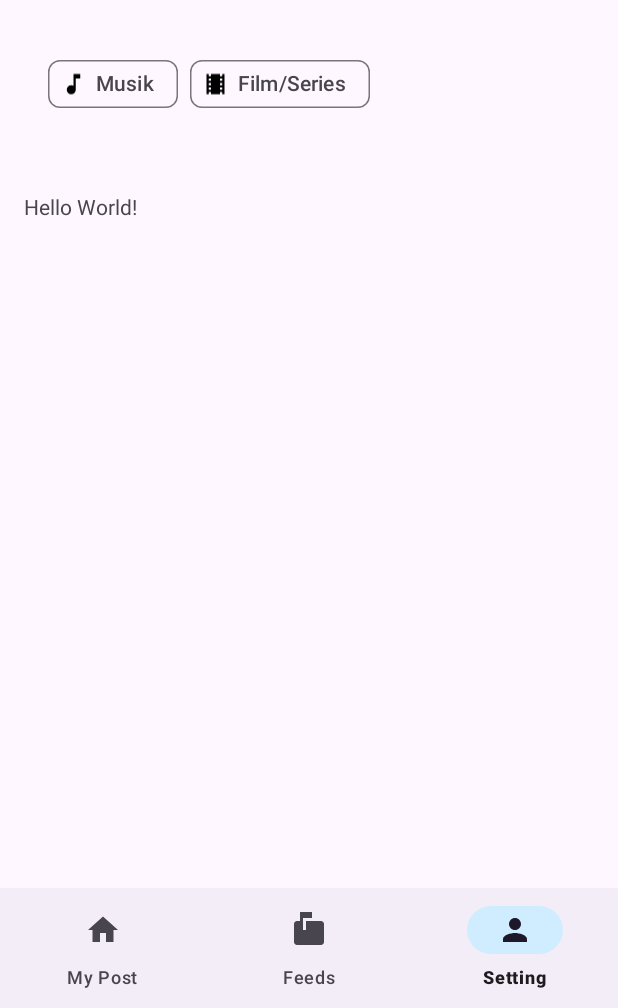
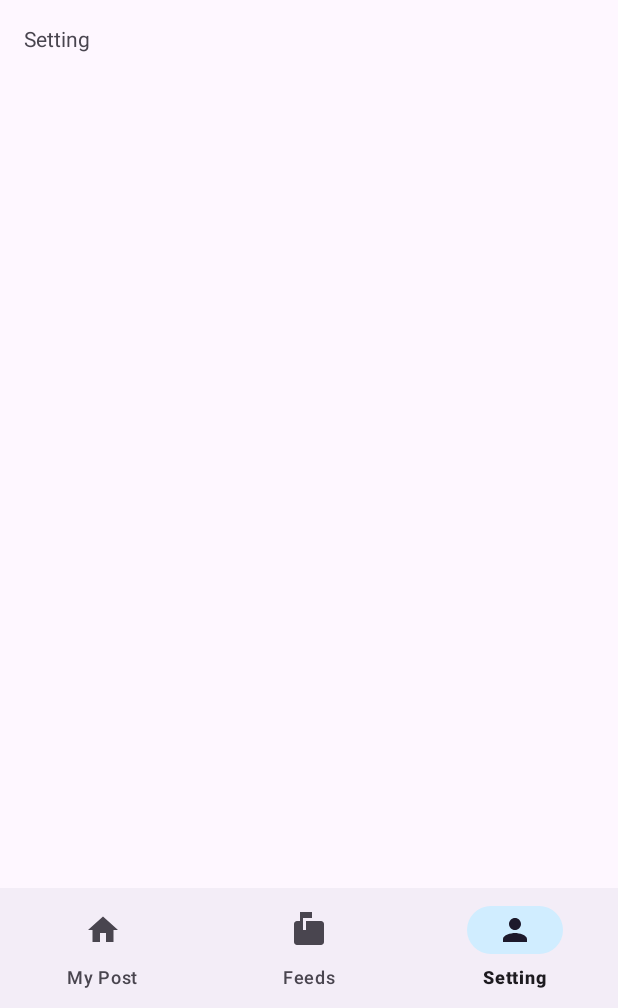
Before and after one commit to supimadi/answerme, an Android app: the screen it shows after launch (MainActivity), item 3 of the bottom bar chosen, on a phone screen of 412 x 824 dp, the part 228-1236 px from its top. Run offline under Robolectric (Android 15) with nearby library versions, the phone set to English and light mode, and no system bars.

Commit message:
add functionality to the bottom menu

```diff
--- a/app/src/main/java/org/d3if3038/answerme/MainActivity.kt
+++ b/app/src/main/java/org/d3if3038/answerme/MainActivity.kt
@@ -1,14 +1,41 @@
 package org.d3if3038.answerme
 
-import android.content.Intent
+import android.os.Bundle
 import androidx.appcompat.app.AppCompatActivity
-import android.os.Bundle
+import androidx.navigation.NavController
+import androidx.navigation.findNavController
+import org.d3if3038.answerme.databinding.ActivityMainBinding
 
 class MainActivity : AppCompatActivity() {
+    private lateinit var navContoller: NavController
+    private lateinit var binding: ActivityMainBinding
+
     override fun onCreate(savedInstanceState: Bundle?) {
         super.onCreate(savedInstanceState)
-        setContentView(R.layout.activity_main)
+        binding = ActivityMainBinding.inflate(layoutInflater)
+        setContentView(binding.root)
 
-        startActivity(Intent(this, OnBoardingActivity::class.java))
+        navContoller = findNavController(R.id.mainContainerFragment)
+
+        binding.bottomNavigation.setOnItemSelectedListener {
+            when(it.itemId) {
+                R.id.menuSetting -> {
+                    navContoller.navigate(R.id.settingFragment)
+                    true
+                }
+                R.id.menuFeeds -> {
+                    navContoller.navigate(R.id.feedsFragment)
+                    true
+                }
+                R.id.menuMyPost -> {
+                    navContoller.navigate(R.id.myPostFragment)
+                    true
+                }
+
+                else -> false
+            }
+        }
+
+
     }
 }
--- /dev/null
+++ b/app/src/main/java/org/d3if3038/answerme/ui/FeedsFragment.kt
@@ -0,0 +1,22 @@
+package org.d3if3038.answerme.ui
+
+import android.os.Bundle
+import android.view.LayoutInflater
+import android.view.View
+import android.view.ViewGroup
+import androidx.fragment.app.Fragment
+import org.d3if3038.answerme.databinding.FragmentFeedsBinding
+
+class FeedsFragment : Fragment() {
+    private lateinit var binding: FragmentFeedsBinding
+
+    override fun onCreateView(
+        inflater: LayoutInflater,
+        container: ViewGroup?,
+        savedInstanceState: Bundle?
+    ): View? {
+        binding = FragmentFeedsBinding.inflate(layoutInflater, container, false)
+
+        return binding.root
+    }
+}
--- /dev/null
+++ b/app/src/main/java/org/d3if3038/answerme/ui/SettingFragment.kt
@@ -0,0 +1,22 @@
+package org.d3if3038.answerme.ui
+
+import android.os.Bundle
+import android.view.LayoutInflater
+import android.view.View
+import android.view.ViewGroup
+import androidx.fragment.app.Fragment
+import org.d3if3038.answerme.databinding.FragmentSettingBinding
+
+class SettingFragment : Fragment() {
+    private lateinit var binding: FragmentSettingBinding
+
+    override fun onCreateView(
+        inflater: LayoutInflater,
+        container: ViewGroup?,
+        savedInstanceState: Bundle?
+    ): View? {
+        binding = FragmentSettingBinding.inflate(inflater, container, false)
+
+        return binding.root
+    }
+}
--- a/app/src/main/res/layout/activity_main.xml
+++ b/app/src/main/res/layout/activity_main.xml
@@ -6,7 +6,6 @@
     android:orientation="vertical"
     android:layout_height="match_parent"
     tools:context=".MainActivity">
-
 
     <com.google.android.material.appbar.AppBarLayout
         android:layout_width="match_parent"
@@ -33,54 +32,19 @@
 
     </com.google.android.material.appbar.AppBarLayout>
 
-    <com.google.android.material.chip.ChipGroup
-        android:id="@+id/chipGroup"
-        android:padding="32dp"
-        android:layout_width="match_parent"
-        android:layout_height="wrap_content">
-
-        <com.google.android.material.chip.Chip
-            android:id="@+id/chip_1"
-            app:chipIcon="@drawable/baseline_music_note_24"
-            app:chipIconVisible="true"
-            style="@style/Widget.Material3.Chip.Filter"
-            android:layout_width="wrap_content"
-            android:layout_height="wrap_content"
-            app:checkedIconEnabled="false"
-            android:checked="false"
-            android:text="Musik"/>
-
-        <com.google.android.material.chip.Chip
-            android:id="@+id/chip_2"
-            app:chipIcon="@drawable/baseline_local_movies_24"
-            app:chipIconVisible="true"
-            style="@style/Widget.Material3.Chip.Filter"
-            android:layout_width="wrap_content"
-            android:layout_height="wrap_content"
-            android:checked="false"
-            app:checkedIconEnabled="false"
-            android:text="Film/Series"/>
-
-    </com.google.android.material.chip.ChipGroup>
-
-    <TextView
-        android:padding="16dp"
-        android:id="@+id/sampeText"
+    <fragment
+        android:id="@+id/mainContainerFragment"
         android:layout_width="match_parent"
         android:layout_height="0dp"
         android:layout_weight="1"
-        android:text="Hello World!"
-        app:layout_constraintBottom_toBottomOf="parent"
-        app:layout_constraintEnd_toEndOf="parent"
-        app:layout_constraintStart_toStartOf="parent"
-        app:layout_constraintTop_toTopOf="parent" />
+        android:name="androidx.navigation.fragment.NavHostFragment"
+        app:defaultNavHost="true"
+        app:navGraph="@navigation/navigation"/>
 
     <com.google.android.material.bottomnavigation.BottomNavigationView
+        android:id="@+id/bottomNavigation"
         android:layout_width="match_parent"
         android:layout_height="wrap_content"
-        app:menu="@menu/navigation_menu"
-        app:layout_constraintStart_toStartOf="@id/sampeText"
-        app:layout_constraintBottom_toBottomOf="parent"
-        app:layout_constraintEnd_toEndOf="parent" />
+        app:menu="@menu/navigation_menu" />
 
 </LinearLayout>
--- /dev/null
+++ b/app/src/main/res/layout/fragment_setting.xml
@@ -0,0 +1,23 @@
+<?xml version="1.0" encoding="utf-8"?>
+<ScrollView xmlns:android="http://schemas.android.com/apk/res/android"
+    xmlns:app="http://schemas.android.com/apk/res-auto"
+    android:orientation="vertical"
+    android:layout_width="match_parent"
+    android:layout_height="match_parent">
+
+    <LinearLayout
+        android:layout_width="match_parent"
+        android:orientation="vertical"
+        android:layout_height="wrap_content">
+
+        <TextView
+            android:padding="16dp"
+            android:layout_width="match_parent"
+            android:layout_height="0dp"
+            android:layout_weight="1"
+            android:text="Setting"/>
+
+    </LinearLayout>
+
+
+</ScrollView>
--- a/app/src/main/res/menu/navigation_menu.xml
+++ b/app/src/main/res/menu/navigation_menu.xml
@@ -2,19 +2,19 @@
 <menu xmlns:android="http://schemas.android.com/apk/res/android">
 
     <item
-        android:id="@+id/home"
+        android:id="@+id/menuMyPost"
         android:enabled="true"
         android:icon="@drawable/baseline_home_24"
         android:title="@string/my_post"/>
 
     <item
-        android:id="@+id/feeds"
+        android:id="@+id/menuFeeds"
         android:enabled="true"
         android:icon="@drawable/baseline_markunread_mailbox_24"
         android:title="@string/feeds"/>
 
     <item
-        android:id="@+id/setting"
+        android:id="@+id/menuSetting"
         android:enabled="true"
         android:icon="@drawable/baseline_person_24"
         android:title="@string/setting"/>
--- /dev/null
+++ b/app/src/main/res/navigation/navigation.xml
@@ -0,0 +1,24 @@
+<?xml version="1.0" encoding="utf-8"?>
+<navigation xmlns:android="http://schemas.android.com/apk/res/android"
+    xmlns:app="http://schemas.android.com/apk/res-auto"
+    xmlns:tools="http://schemas.android.com/tools"
+    android:id="@+id/navigation"
+    app:startDestination="@id/feedsFragment">
+
+    <fragment
+        android:id="@+id/feedsFragment"
+        android:name="org.d3if3038.answerme.ui.FeedsFragment"
+        android:label="FeedsFragment"
+        tools:layout="@layout/fragment_feeds"/>
+    <fragment
+        android:id="@+id/settingFragment"
+        android:name="org.d3if3038.answerme.ui.SettingFragment"
+        android:label="SettingFragment"
+        tools:layout="@layout/fragment_setting"/>
+    <fragment
+        android:id="@+id/myPostFragment"
+        android:name="org.d3if3038.answerme.ui.MyPostFragment"
+        android:label="MyPostFragment"
+        tools:layout="@layout/fragment_my_post"/>
+
+</navigation>
--- a/build.gradle
+++ b/build.gradle
@@ -5,4 +5,5 @@ plugins {
     id 'org.jetbrains.kotlin.android' version '1.8.0' apply false
     id 'com.google.gms.google-services' version '4.3.15' apply false
     id 'androidx.navigation.safeargs' version '2.5.3' apply false
+    id "com.google.devtools.ksp" version "1.8.21-1.0.11"
 }
```
Also changed, not shown: app/build.gradle (+8 -0 lines), app/src/main/java/org/d3if3038/answerme/ui/MyPostFragment.kt (added, +22 -0 lines), app/src/main/res/layout/fragment_feeds.xml (added, +54 -0 lines), app/src/main/res/layout/fragment_my_post.xml (added, +23 -0 lines).
